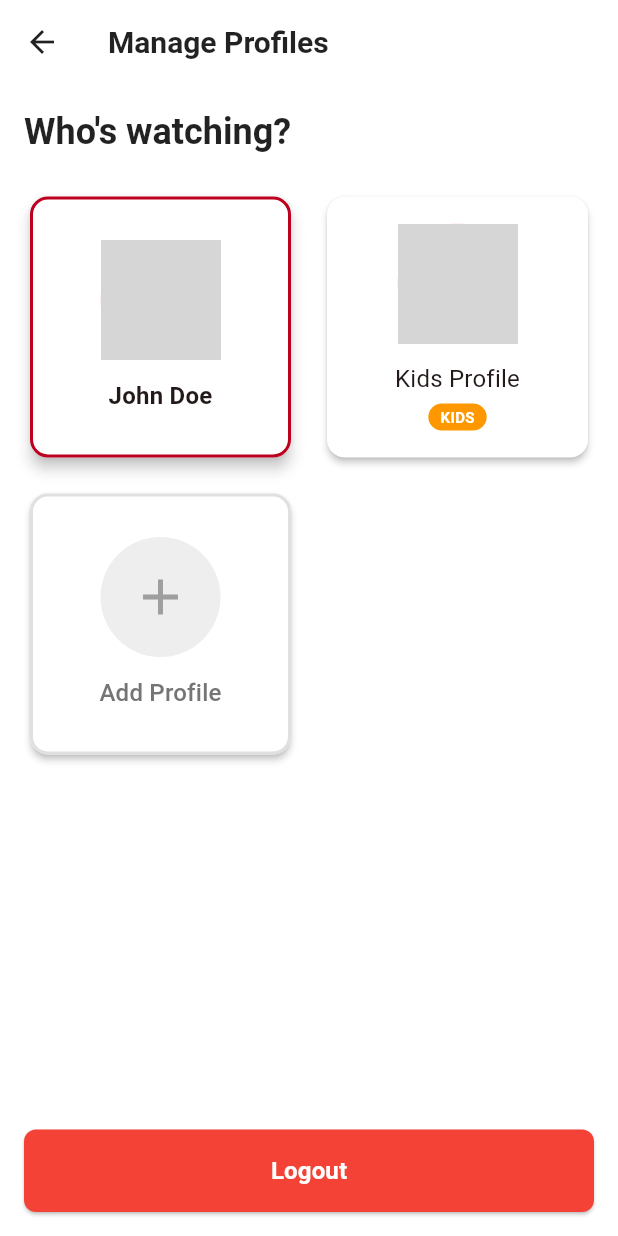
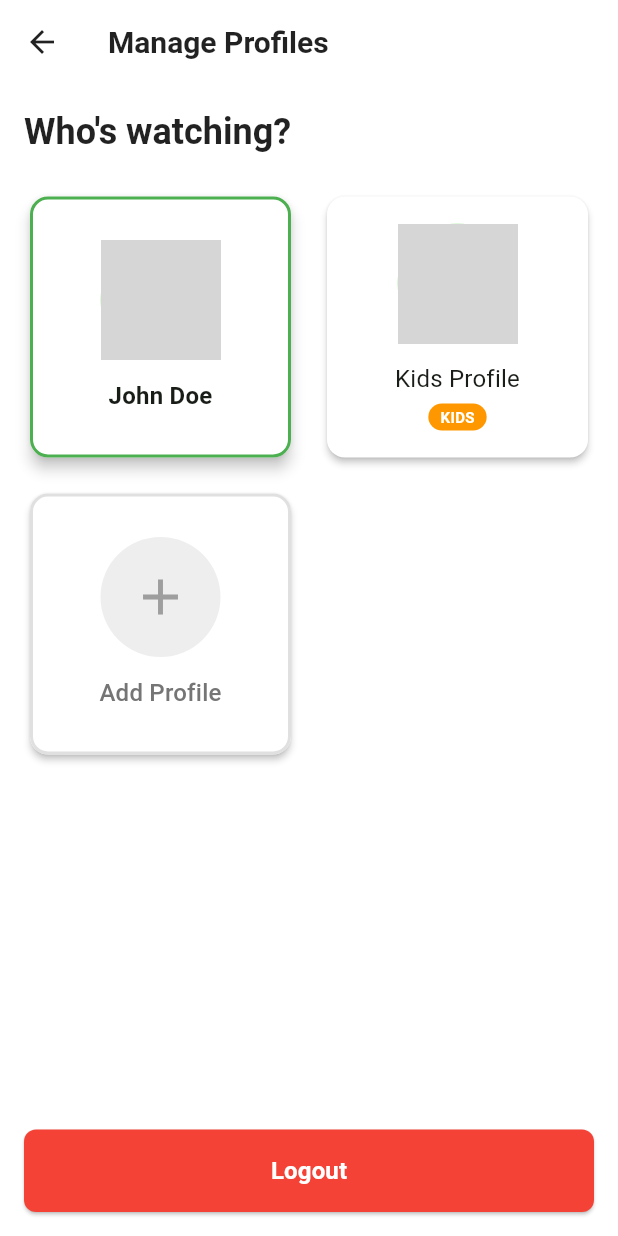
Before and after one commit to rohitsharma342/nexf, a Flutter app: the UserProfileScreen screen opened directly, on a phone screen of 412 x 824 dp. Run offline on Flutter 3.47's test engine with Material 3 defaults, Android fonts, the light colour scheme and no system bars; our stand-ins replace cached_network_image, video_player; accounts and stored records are empty; network calls fail; grey boxes are pictures that could not be loaded.

Commit message:
Updated project for nexf

```diff
--- a/lib/utils/theme.dart
+++ b/lib/utils/theme.dart
@@ -1,7 +1,7 @@
 import 'package:flutter/material.dart';
 
 class AppTheme {
-  static const Color primaryColor = Color(0xFFBD001F);
+  static const Color primaryColor = Color(0xFF4CAF50);
   static const Color backgroundColor = Colors.white;
   static const Color surfaceColor = Color(0xFFF5F5F5);
   static const Color textColor = Colors.black87;
```
